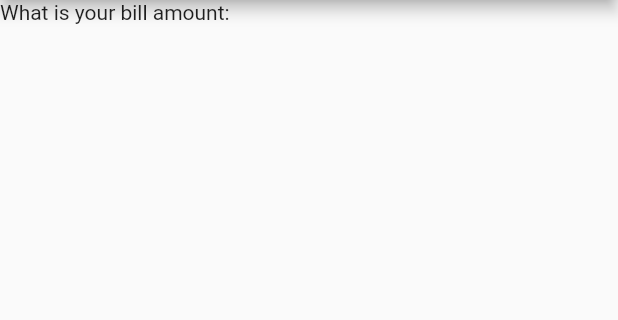
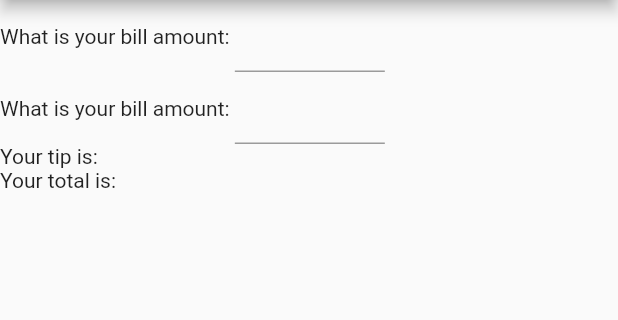
Before and after one commit to mohisham/tip_calculator, a Flutter app: the screen it shows after launch, on a phone screen of 412 x 824 dp, the part 84-404 px from its top. Run offline on Flutter 3.47's test engine with Material 2 defaults, Android fonts, the phone set to English and light mode, and no system bars.

Commit message:
step 1 chanegs

```diff
--- a/lib/main.dart
+++ b/lib/main.dart
@@ -11,21 +11,21 @@ class MyApp extends StatelessWidget {
       theme: ThemeData(
         primarySwatch: Colors.blue,
       ),
-      home: TipCalculator(title: 'Tip Calculator'),
+      home: MyHomePage(title: 'Tip Calculator'),
     );
   }
 }
 
-class TipCalculator extends StatefulWidget {
-  TipCalculator({Key key, this.title}) : super(key: key);
+class MyHomePage extends StatefulWidget {
+  MyHomePage({Key key, this.title}) : super(key: key);
 
   final String title;
 
   @override
-  _TipCalculatorState createState() => _TipCalculatorState();
+  _MyHomePageState createState() => _MyHomePageState();
 }
 
-class _TipCalculatorState extends State<TipCalculator> {
+class _MyHomePageState extends State<MyHomePage> {
 
   @override
   Widget build(BuildContext context) {
@@ -33,7 +33,38 @@ class _TipCalculatorState extends State<TipCalculator> {
       appBar: AppBar(
         title: Text(widget.title),
       ),
-      body: Text("What is your bill amount: "),
+      body: Column(
+        children: <Widget>[
+          Row(
+            children: <Widget>[
+              Text("What is your bill amount: "),
+              Container(
+                  width: 100,
+                  child: TextField()
+              ),
+            ],
+          ),
+          Row(
+            children: <Widget>[
+              Text("What is your bill amount: "),
+              Container(
+                  width: 100,
+                  child: TextField()
+              ),
+            ],
+          ),
+          Row(
+            children: <Widget>[
+              Text("Your tip is: ")
+            ],
+          ),
+          Row(
+            children: <Widget>[
+              Text("Your total is: ")
+            ],
+          ),
+        ],
+      ),
     );
   }
 }
```
